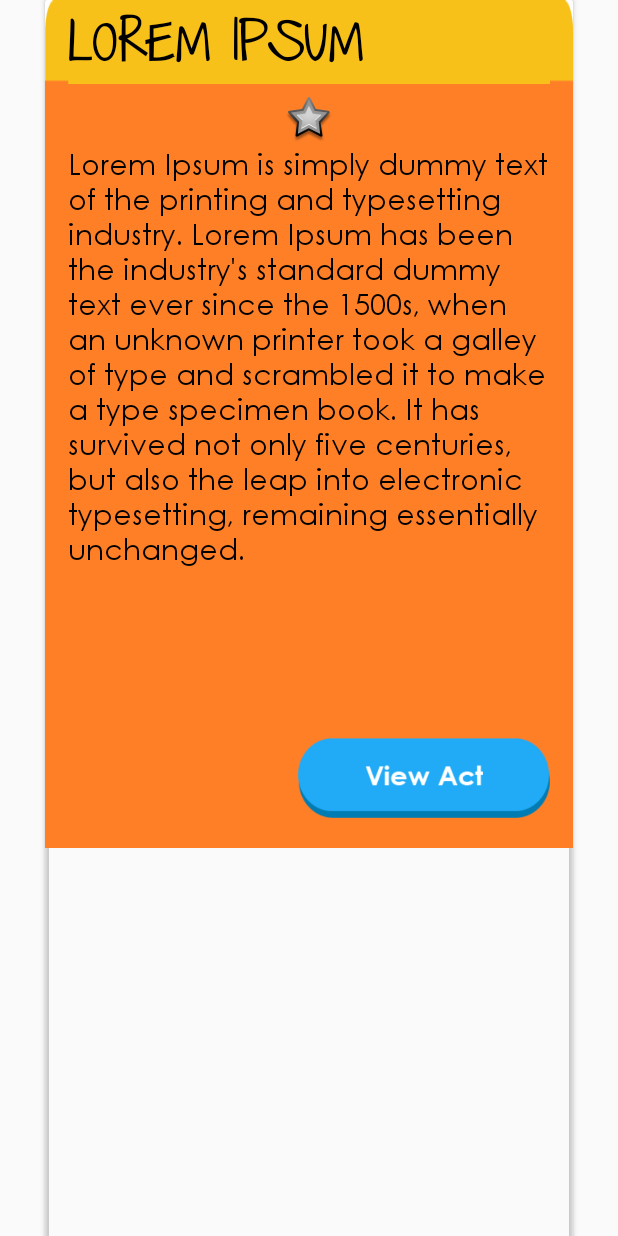
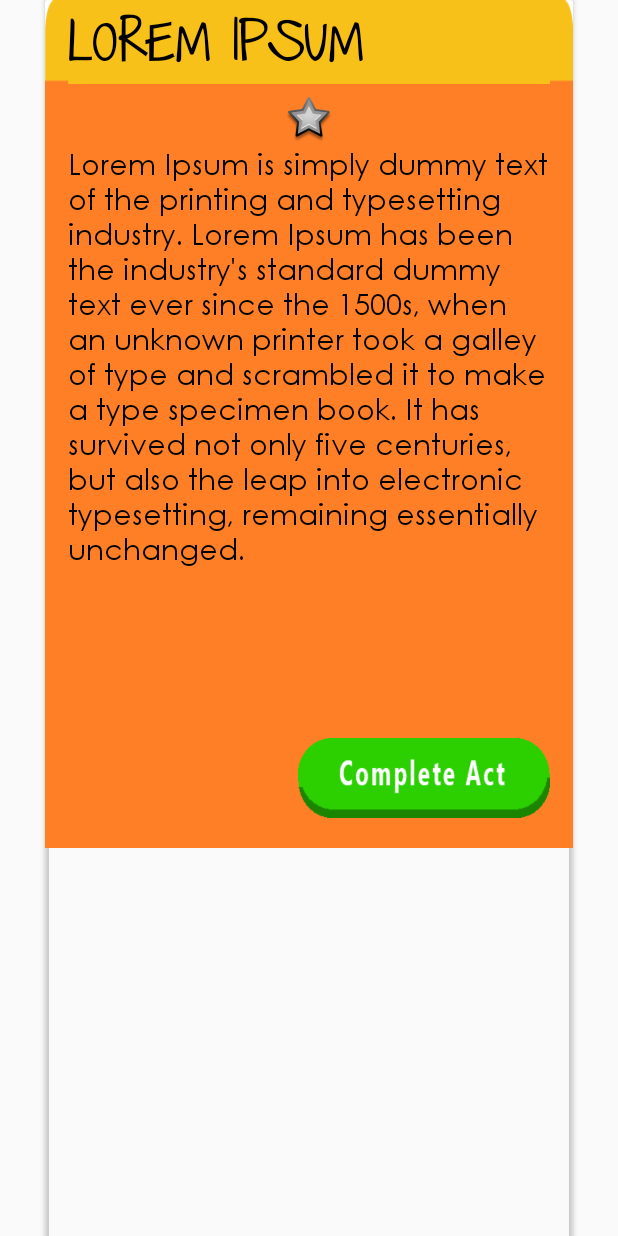
Before and after one commit to dotun73/worldchangingkids-android-master, an Android app: the layout fragment_acts_of_kindness_list_item.xml on its own in the app's theme, with its tools: preview values and no code run, on a phone screen of 412 x 824 dp. Run offline under Robolectric (Android 15) with nearby library versions, the phone set to English and light mode, and no system bars.

Commit message:
changed the View Act button to "Complete Act"

```diff
--- a/app/src/main/res/layout/fragment_acts_of_kindness_list_item.xml
+++ b/app/src/main/res/layout/fragment_acts_of_kindness_list_item.xml
@@ -94,7 +94,7 @@
                     android:layout_width="168dp"
                     android:layout_height="53dp"
                     app:layout_constraintBottom_toBottomOf="parent"
-                    android:background="@drawable/viewact_button"
+                    android:background="@drawable/completeact_button"
                     card_view:layout_constraintEnd_toEndOf="parent"
                     card_view:layout_constraintHorizontal_bias="1.0"
                     card_view:layout_constraintStart_toStartOf="parent"
```
Also changed, not shown: app/src/main/res/drawable-v24/completeact_button.png (added), app/src/main/res/drawable/viewact_button.png (deleted).
